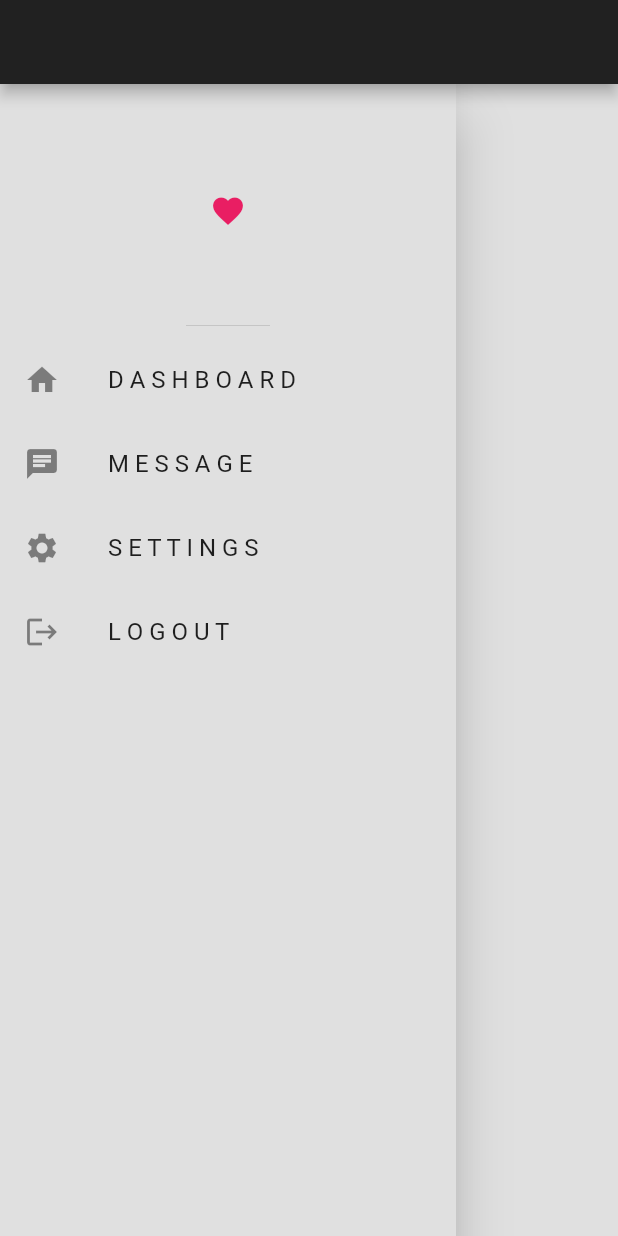
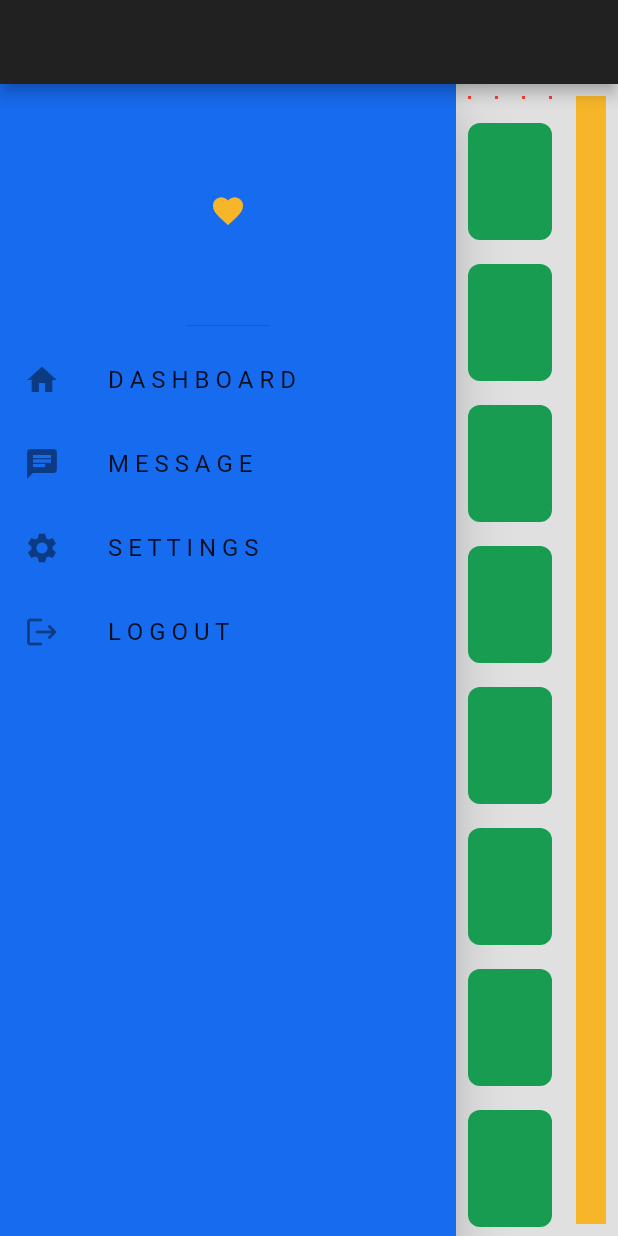
Before and after one commit to iamryanviajedor/responsive-ui, a Flutter app: the DesktopBody screen opened directly, on a phone screen of 412 x 824 dp. Run offline on Flutter 3.47's test engine with Material 2 defaults, Android fonts, the phone set to English and light mode, and no system bars.

Commit message:
Final setup

```diff
--- a/lib/constants.dart
+++ b/lib/constants.dart
@@ -7,13 +7,13 @@ var myAppBar = AppBar(
 );
 
 var myDrawer = Drawer(
-  backgroundColor: Colors.grey[300],
+  backgroundColor: const Color(0XFF176BEF),
   child: Column(
     children: const [
       DrawerHeader(
         child: Icon(
           Icons.favorite,
-          color: Colors.pink,
+          color: Color(0XFFF7B529),
         ),
       ),
       ListTile(
--- a/lib/responsive/desktop_body.dart
+++ b/lib/responsive/desktop_body.dart
@@ -1,5 +1,7 @@
 import 'package:flutter/material.dart';
 import 'package:responsive_ui/constants.dart';
+import 'package:responsive_ui/util/box.dart';
+import 'package:responsive_ui/util/tile.dart';
 
 class DesktopBody extends StatefulWidget {
   const DesktopBody({Key? key}) : super(key: key);
@@ -18,7 +20,57 @@ class _DesktopBodyState extends State<DesktopBody> {
         children: [
           // open drawer
           myDrawer,
+          Expanded(
+            flex: 2,
+            child: Column(
+              children: [
+                AspectRatio(
+                  aspectRatio: 4,
+                  child: SizedBox(
+                    width: double.infinity,
+                    child: GridView.builder(
+                      itemCount: 4,
+                      gridDelegate:
+                          const SliverGridDelegateWithFixedCrossAxisCount(
+                              crossAxisCount: 4),
+                      itemBuilder: (
+                        context,
+                        index,
+                      ) {
+                        return const Box();
+                      },
+                    ),
+                  ),
+                ),
+                Expanded(
+                  child: ListView.builder(
+                    itemBuilder: (
+                      context,
+                      index,
+                    ) {
+                      return const Tile();
+                    },
+                  ),
+                ),
               ],
-        ));
+            ),
+          ),
+          Expanded(
+            child: Column(
+              children: [
+                Expanded(
+                  child: Padding(
+                    padding: const EdgeInsets.all(8.0),
+                    child: Container(
+                      color: const Color(0XFFF7B529),
+                    ),
+                  ),
+                ),
+              ],
+            ),
+          ),
+        ],
+      ),
+    );
   }
 }
--- a/lib/util/box.dart
+++ b/lib/util/box.dart
@@ -0,0 +1,15 @@
+import 'package:flutter/material.dart';
+
+class Box extends StatelessWidget {
+  const Box({Key? key}) : super(key: key);
+
+  @override
+  Widget build(BuildContext context) {
+    return Padding(
+      padding: const EdgeInsets.all(8.0),
+      child: Container(
+        color: const Color(0XFFFF3E30),
+      ),
+    );
+  }
+}
--- a/lib/util/tile.dart
+++ b/lib/util/tile.dart
@@ -0,0 +1,19 @@
+import 'package:flutter/material.dart';
+
+class Tile extends StatelessWidget {
+  const Tile({Key? key}) : super(key: key);
+
+  @override
+  Widget build(BuildContext context) {
+    return Padding(
+      padding: const EdgeInsets.all(8.0),
+      child: Container(
+        height: 78,
+        decoration: BoxDecoration(
+          borderRadius: BorderRadius.circular(8),
+          color: const Color(0XFF179c52),
+        ),
+      ),
+    );
+  }
+}
```
Also changed, not shown: lib/responsive/mobile_body.dart (+33 -0 lines), lib/responsive/tablet_body.dart (+33 -0 lines). Lines whose indentation alone changed are shown as unchanged.
